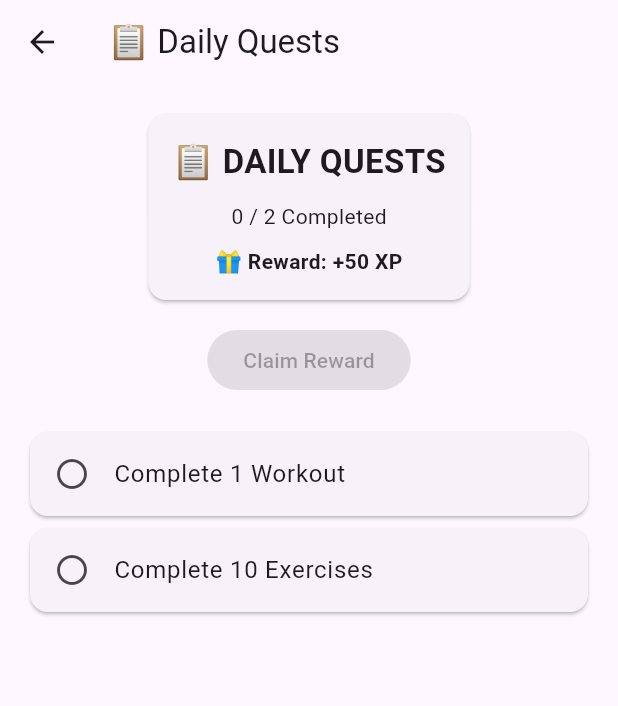
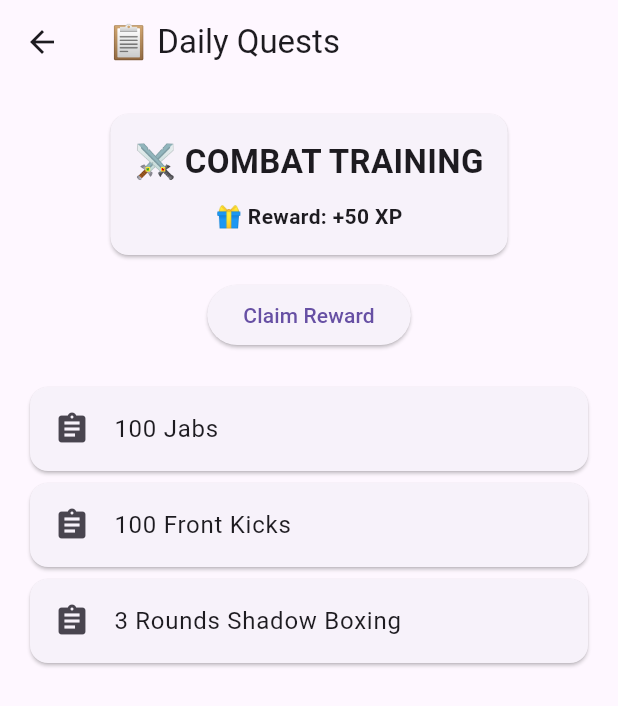
Before and after one commit to vraj24713-sketch/system-awakening, a Flutter app: the DailyQuestScreen screen opened directly, on a phone screen of 412 x 824 dp. Shown: the top 706 px of the screen. Run offline on Flutter 3.47's test engine with Material 3 defaults, Android fonts, the phone set to English and light mode, and no system bars; our stand-ins replace flutter_riverpod, shared_preferences; accounts and stored records are empty.

Commit message:
Added system mission daily quest system

```diff
--- /dev/null
+++ b/lib/models/system_mission.dart
@@ -0,0 +1,11 @@
+class SystemMission {
+  final String title;
+  final List<String> tasks;
+  final int rewardXp;
+
+  const SystemMission({
+    required this.title,
+    required this.tasks,
+    required this.rewardXp,
+  });
+}
--- a/lib/screens/daily_quest_screen.dart
+++ b/lib/screens/daily_quest_screen.dart
@@ -23,12 +23,7 @@ class DailyQuestScreen extends ConsumerWidget {
         data: (workouts) {
           return exercisesAsync.when(
             data: (exercises) {
-              final quests = DailyQuestService.getQuests(
-                workouts: workouts,
-                exercises: exercises,
-              );
-
-              final completed = quests.where((q) => q.completed).length;
+              final mission = DailyQuestService.getTodayMission();
 
               return Padding(
                 padding: const EdgeInsets.all(16),
@@ -41,9 +36,9 @@ class DailyQuestScreen extends ConsumerWidget {
 
                         child: Column(
                           children: [
-                            const Text(
-                              '📋 DAILY QUESTS',
-                              style: TextStyle(
+                            Text(
+                              mission.title,
+                              style: const TextStyle(
                                 fontSize: 22,
                                 fontWeight: FontWeight.bold,
                               ),
@@ -51,11 +46,8 @@ class DailyQuestScreen extends ConsumerWidget {
 
                             const SizedBox(height: 10),
 
-                            Text('$completed / ${quests.length} Completed'),
-                            const SizedBox(height: 10),
-
-                            const Text(
-                              '🎁 Reward: +50 XP',
+                            Text(
+                              '🎁 Reward: +${mission.rewardXp} XP',
                               style: TextStyle(fontWeight: FontWeight.bold),
                             ),
                           ],
@@ -65,47 +57,40 @@ class DailyQuestScreen extends ConsumerWidget {
                     const SizedBox(height: 12),
 
                     ElevatedButton(
-                      onPressed: completed == quests.length
-                          ? () async {
+                      onPressed: () async {
                         final oldXp = ref.read(xpProvider.notifier).state;
 
-                              final newXp = oldXp + 50;
+                        final newXp = oldXp + mission.rewardXp;
 
                         ref.read(xpProvider.notifier).state = newXp;
 
                         await SaveService.saveXp(newXp);
 
                         ScaffoldMessenger.of(context).showSnackBar(
-                                const SnackBar(
-                                  content: Text('🎁 +50 XP Reward Claimed!'),
+                          SnackBar(
+                            content: Text(
+                              '🎁 +${mission.rewardXp} XP Reward Claimed!',
+                            ),
                           ),
                         );
-                            }
-                          : null,
+                      },
                       child: const Text('Claim Reward'),
                     ),
 
                     const SizedBox(height: 20),
 
                     Expanded(
-                      child: ListView.builder(
-                        itemCount: quests.length,
-
-                        itemBuilder: (context, index) {
-                          final quest = quests[index];
-
-                          return Card(
+                      child: ListView(
+                        children: mission.tasks
+                            .map(
+                              (task) => Card(
                                 child: ListTile(
-                              leading: Icon(
-                                quest.completed
-                                    ? Icons.check_circle
-                                    : Icons.circle_outlined,
+                                  leading: const Icon(Icons.assignment),
+                                  title: Text(task),
                                 ),
-
-                              title: Text(quest.title),
                               ),
-                          );
-                        },
+                            )
+                            .toList(),
                       ),
                     ),
                   ],
--- a/lib/services/daily_quest_service.dart
+++ b/lib/services/daily_quest_service.dart
@@ -1,15 +1,49 @@
-import '../models/daily_quest.dart';
+import '../models/system_mission.dart';
 
 class DailyQuestService {
-  static const int rewardXp = 50;
-  static List<DailyQuest> getQuests({
-    required int workouts,
-    required int exercises,
-  }) {
-    return [
-      DailyQuest(title: 'Complete 1 Workout', completed: workouts >= 1),
+  static final missions = [
+    const SystemMission(
+      title: '⚔ COMBAT TRAINING',
+      tasks: ['100 Jabs', '100 Front Kicks', '3 Rounds Shadow Boxing'],
+      rewardXp: 50,
+    ),
 
-      DailyQuest(title: 'Complete 10 Exercises', completed: exercises >= 10),
-    ];
+    const SystemMission(
+      title: '💪 STRENGTH MISSION',
+      tasks: ['100 Push-ups', '100 Squats', '2 Minute Plank'],
+      rewardXp: 50,
+    ),
+
+    const SystemMission(
+      title: '🥋 BAKI TRAINING',
+      tasks: [
+        'Horse Stance 3 Minutes',
+        '100 Straight Punches',
+        '100 Front Kicks',
+      ],
+      rewardXp: 60,
+    ),
+
+    const SystemMission(
+      title: '👊 LOOKISM TRAINING',
+      tasks: [
+        'Footwork Drill 5 Minutes',
+        '100 Jab-Cross Combos',
+        '3 Rounds Shadow Boxing',
+      ],
+      rewardXp: 60,
+    ),
+
+    const SystemMission(
+      title: '⚡ CONDITIONING',
+      tasks: ['20 Burpees', '1 KM Run', '3 Minute Jump Rope'],
+      rewardXp: 50,
+    ),
+  ];
+
+  static SystemMission getTodayMission() {
+    final day = DateTime.now().day;
+
+    return missions[day % missions.length];
   }
 }
```
Lines whose indentation alone changed are shown as unchanged.
